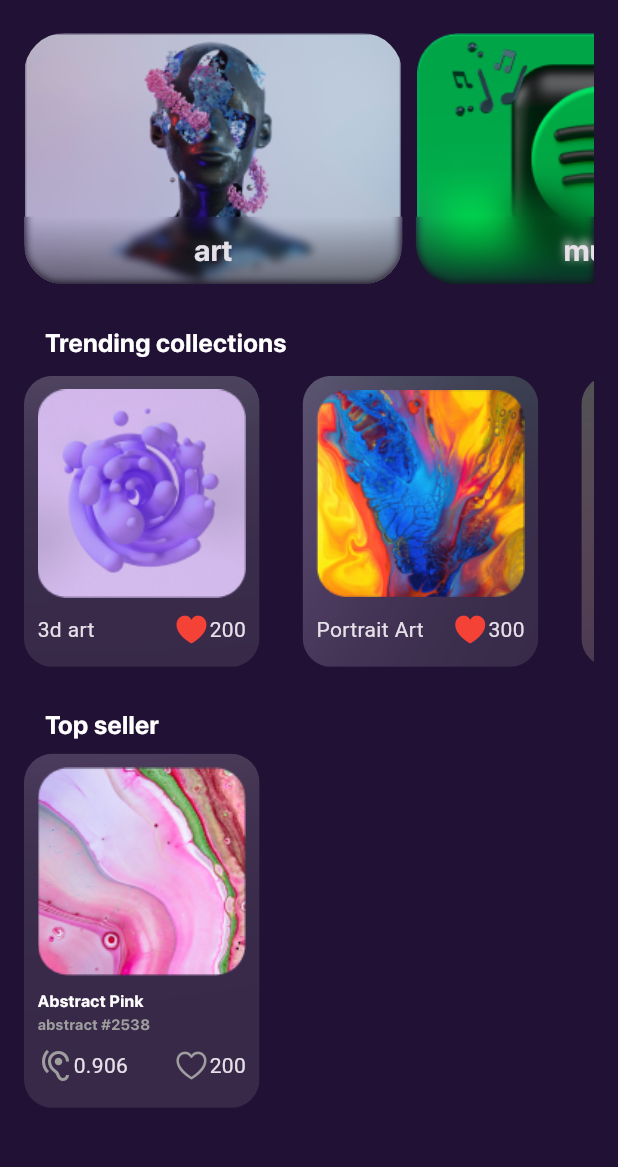
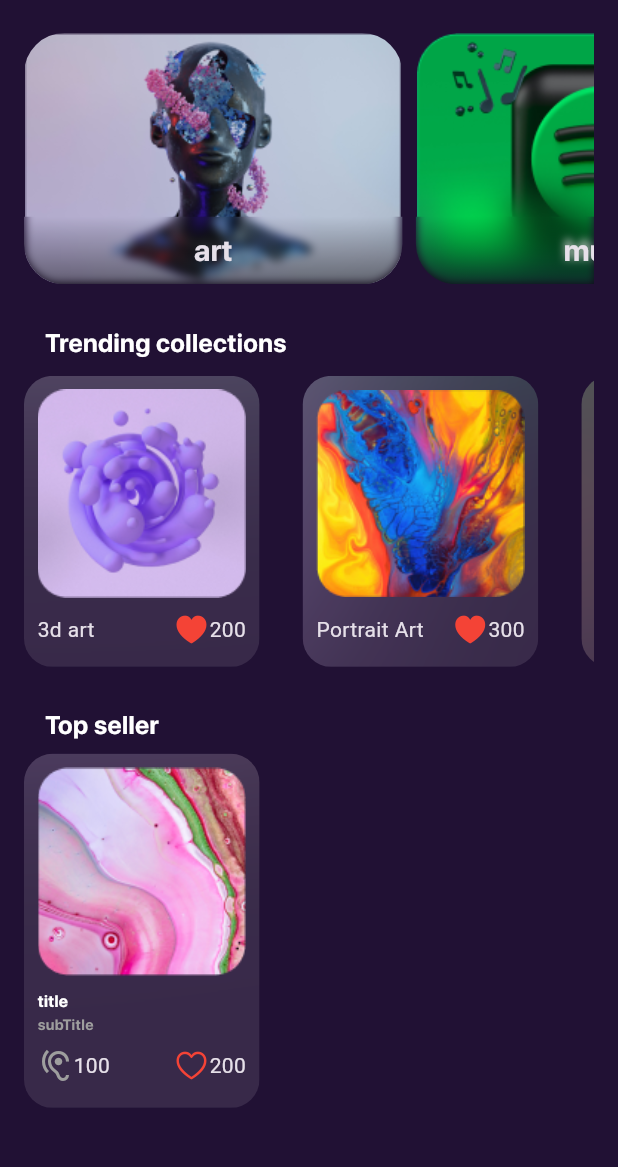
Before and after one commit to Ahmed-elsaid-AEA/mini_flutter_nft_marketplace, a Flutter app: the HomeScreen screen opened by its route, on a phone screen of 412 x 824 dp, the part 63-1230 px from its top. Run offline on Flutter 3.47's test engine with Material 3 defaults, Android fonts, the phone set to English and light mode, and no system bars.

Commit message:
design home page part 16 make custom card top seller

```diff
--- a/lib/core/resourses/font_managers.dart
+++ b/lib/core/resourses/font_managers.dart
@@ -3,6 +3,8 @@ class FontMangers{
 }
 class FontSize{
 
+  static const double f10= 10;
+  static const double f11= 11;
   static const double f17= 17;
   static const double f18= 18;
   static const double f19_82= 19.82;
--- a/lib/features/home/screens/home_screen.dart
+++ b/lib/features/home/screens/home_screen.dart
@@ -9,9 +9,11 @@ import 'package:mini_flutter_nft_marketplace/core/resourses/font_managers.dart';
 import 'package:mini_flutter_nft_marketplace/core/resourses/size_manager.dart';
 import 'package:mini_flutter_nft_marketplace/core/resourses/strings_managers.dart';
 import 'package:mini_flutter_nft_marketplace/features/home/widgets/custom_card__collection.dart';
+import 'package:mini_flutter_nft_marketplace/features/home/widgets/custom_card_top_seller.dart';
 import 'package:mini_flutter_nft_marketplace/features/home/widgets/custom_category_home_page.dart';
 import 'package:mini_flutter_nft_marketplace/features/home/widgets/custom_sub_title.dart';
 import 'package:mini_flutter_nft_marketplace/models/collections_model.dart';
+import 'package:mini_flutter_nft_marketplace/models/top_seller_model.dart';
 
 class HomeScreen extends StatelessWidget {
   const HomeScreen({super.key});
@@ -62,73 +64,9 @@ class HomeScreen extends StatelessWidget {
             SizedBox(
               height: 7,
             ),
-            UnconstrainedBox(
-              alignment: Alignment.centerLeft,
-              child: ClipRRect(
-                borderRadius: BorderRadius.circular(19),
-                child: BackdropFilter(
-                  filter: ImageFilter.blur(
-                      sigmaX: BlurValue.b100, sigmaY: BlurValue.b100),
-                  child: Container(
-                    alignment: Alignment.center,
-                    padding: const EdgeInsets.all(PaddingValue.p9),
-                    height: HeightValue.h236,
-                    width: WidthValue.w157,
-                    color: ColorManager.kColorWhite.withOpacity(0.1),
-                    child: Column(
-                      crossAxisAlignment: CrossAxisAlignment.start,
-                      mainAxisAlignment: MainAxisAlignment.start,
-                      children: [
-                        Image(
-                          image: AssetImage(AssetImageManager.topSeller1),
-                          height: HeightValue.h139,
-                        ),
-                        SizedBox(
-                          height: 9,
-                        ),
-                        Text(
-                          "Abstract Pink",
-                          style: TextStyle(
-                              color: ColorManager.kColorWhite,
-                              fontWeight: FontWeight.bold,
-                              fontFamily: FontMangers.sfRroDisplay,
-                              fontSize: 11),
-                        ),
-
-                        Text(
-                          "abstract #2538",
-                          style: TextStyle(
-                              color: Colors.grey,
-                              fontWeight: FontWeight.bold,
-                              fontFamily: FontMangers.sfRroDisplay,
-                              fontSize: 10),
-                        ),
-                        SizedBox(
-                          height: 9,
-                        ),
-                        Row(
-                          mainAxisAlignment: MainAxisAlignment.spaceBetween,
-                          children: [
-                            Row(
-                              children: [
-                                Icon(Icons.hearing_sharp, color: Colors.grey),
-                                Text('0.906')
-                              ],
-                            ),
-                            Row(
-                              children: [
-                                Icon(CupertinoIcons.heart, color: Colors.grey),
-                                Text('200')
-                              ],
-                            ),
-                          ],
-                        )
-                      ],
-                    ),
-                  ),
-                ),
-              ),
-            )
+            CustomCardTopSeller(
+                topSellerModel: TopSellerModel(AssetImageManager.topSeller1,
+                    "title", "subTitle", true, 100, 200))
           ],
         ),
       ),
--- /dev/null
+++ b/lib/features/home/widgets/custom_card_top_seller.dart
@@ -0,0 +1,86 @@
+import 'dart:ui';
+
+import 'package:flutter/cupertino.dart';
+import 'package:flutter/material.dart';
+import 'package:mini_flutter_nft_marketplace/models/top_seller_model.dart';
+
+import '../../../core/resourses/asset_mage_manager.dart';
+import '../../../core/resourses/color_manager.dart';
+import '../../../core/resourses/font_managers.dart';
+import '../../../core/resourses/size_manager.dart';
+
+class CustomCardTopSeller extends StatelessWidget {
+  const CustomCardTopSeller({super.key, required this.topSellerModel});
+final TopSellerModel topSellerModel;
+  @override
+  Widget build(BuildContext context) {
+    return    UnconstrainedBox(
+      alignment: Alignment.centerLeft,
+      child: ClipRRect(
+        borderRadius: BorderRadius.circular(19),
+        child: BackdropFilter(
+          filter: ImageFilter.blur(
+              sigmaX: BlurValue.b100, sigmaY: BlurValue.b100),
+          child: Container(
+            alignment: Alignment.center,
+            padding: const EdgeInsets.all(PaddingValue.p9),
+            height: HeightValue.h236,
+            width: WidthValue.w157,
+            color: ColorManager.kColorWhite.withOpacity(0.1),
+            child: Column(
+              crossAxisAlignment: CrossAxisAlignment.start,
+              mainAxisAlignment: MainAxisAlignment.start,
+              children: [
+                Image(
+                  image: AssetImage(topSellerModel.image),
+                  height: HeightValue.h139,
+                ),
+                const SizedBox(
+                  height: HeightValue.h9,
+                ),
+                Text(
+                  topSellerModel.title,
+                  style: const TextStyle(
+                      color: ColorManager.kColorWhite,
+                      fontWeight: FontWeight.bold,
+                      fontFamily: FontMangers.sfRroDisplay,
+                      fontSize: FontSize.f11),
+                ),
+
+                Text(
+                  topSellerModel.subTitle,
+                  style: const TextStyle(
+                      color: Colors.grey,
+                      fontWeight: FontWeight.bold,
+                      fontFamily: FontMangers.sfRroDisplay,
+                      fontSize: FontSize.f10),
+                ),
+                const SizedBox(
+                  height:HeightValue.h9,
+                ),
+                Row(
+                  mainAxisAlignment: MainAxisAlignment.spaceBetween,
+                  children: [
+                    Row(
+                      children: [
+                        const Icon(Icons.hearing_sharp, color: Colors.grey),
+                        Text('${topSellerModel.count1}')
+                      ],
+                    ),
+                    Row(
+                      children: [
+                        Icon(CupertinoIcons.heart,
+                            color:topSellerModel.activeLike?ColorManager.kColorRed: Colors.grey),
+                        Text('${topSellerModel.count2}')
+                      ],
+                    ),
+                  ],
+                )
+              ],
+            ),
+          ),
+        ),
+      ),
+    );
+  }
+}
--- /dev/null
+++ b/lib/models/top_seller_model.dart
@@ -0,0 +1,12 @@
+class TopSellerModel{
+  String image;
+  String title;
+  String subTitle;
+
+  bool activeLike;
+  int count1;
+  int count2;
+
+  TopSellerModel(
+      this.image, this.title, this.subTitle,this.activeLike, this.count1, this.count2);
+}
```
